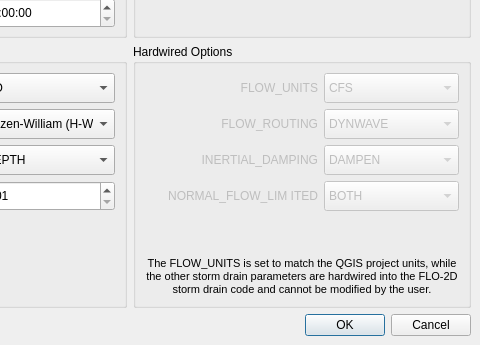
Old version of the form flo2d/ui/inp_groups.ui in the repository FLO-2DSoftware/qgis-flo-2d-plugin; both pictures show x 220 to 700 and y 355 to 700 of the 700 by 700 pixel window.
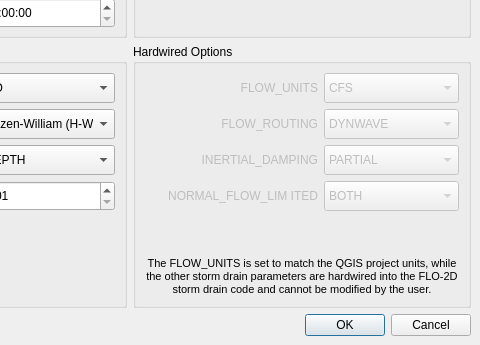
New version of the form.

Commit message: Still need fixes.

```diff
--- a/flo2d/ui/inp_groups.ui
+++ b/flo2d/ui/inp_groups.ui
@@ -439,7 +439,7 @@
             </property>
             <item>
              <property name="text">
-              <string>DAMPEN</string>
+              <string>PARTIAL</string>
              </property>
             </item>
            </widget>
```
The commit also changes 1 other file.
